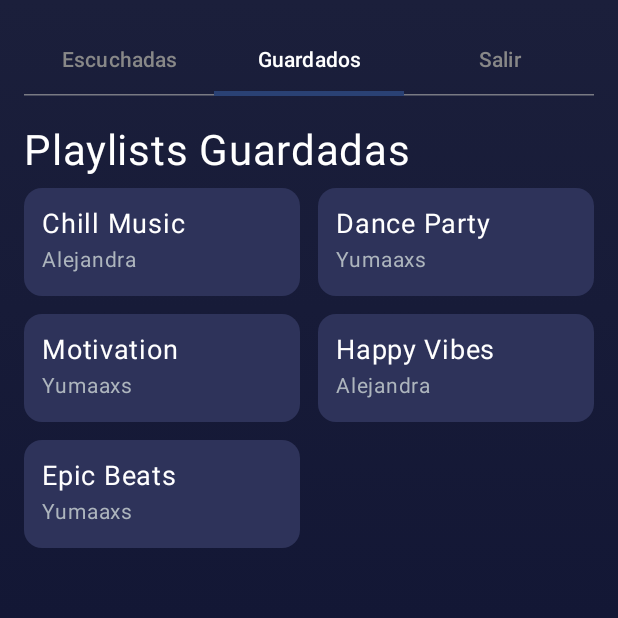
After one commit to ArmandoAgui/Vibelyze, an Android app built with Jetpack Compose: the SavedScreen screen opened through its navigation route, on a phone screen of 412 x 824 dp, the top half of it. The commit adds this screen. Run offline under Robolectric (Android 15) with nearby library versions, the phone set to English and light mode, and no system bars; our stand-ins replace accompanist; pictures from the network do not load.

Commit message:
🎨 Agregacion pantalla de playlists guardadas con navegación por pestañas

```diff
--- a/Vibelyze/app/build.gradle.kts
+++ b/Vibelyze/app/build.gradle.kts
@@ -60,4 +60,5 @@ dependencies {
     implementation(libs.accompanist.pager.indicators)
     implementation("androidx.navigation:navigation-compose:2.9.0")
     implementation("androidx.compose.material:material-icons-extended")
+    implementation("io.coil-kt:coil-compose:2.4.0")
 }
--- a/Vibelyze/app/src/main/AndroidManifest.xml
+++ b/Vibelyze/app/src/main/AndroidManifest.xml
@@ -1,6 +1,8 @@
 <?xml version="1.0" encoding="utf-8"?>
 <manifest xmlns:android="http://schemas.android.com/apk/res/android"
     xmlns:tools="http://schemas.android.com/tools">
+
+    <uses-permission android:name="android.permission.INTERNET"/>
 
     <application
         android:allowBackup="true"
--- a/Vibelyze/app/src/main/java/com/vibelyze/ui/navigation/AppNavigation.kt
+++ b/Vibelyze/app/src/main/java/com/vibelyze/ui/navigation/AppNavigation.kt
@@ -10,29 +10,53 @@ import androidx.navigation.compose.composable
 import com.vibelyze.ui.LoginScreen
 import com.vibelyze.ui.onboarding.OnboardingScreen
 import com.vibelyze.ui.onboarding.OnboardingViewModel
+import com.vibelyze.ui.playlist.PlaylistScreen
+import com.vibelyze.ui.playlist.PlaylistViewModel
+import com.vibelyze.ui.saved.SavedScreen
 
 @Composable
 fun AppNavigation(navController: NavHostController) {
-    // ─── Arrancar en “login” si ya viste el onboarding ─────
     val onboardingVm: OnboardingViewModel = viewModel()
     val hasDone by onboardingVm.hasFinishedOnboarding.collectAsState(initial = false)
 
     NavHost(
-        navController    = navController,
+        navController = navController,
         startDestination = if (hasDone) "login" else "onboarding"
     ) {
         composable("onboarding") {
-            OnboardingScreen(
-                onFinish = {
-                    onboardingVm.finishOnboarding()
-                    navController.navigate("login") {
-                        popUpTo("onboarding") { inclusive = true }
-                    }
+            OnboardingScreen(onFinish = {
+                onboardingVm.finishOnboarding()
+                navController.navigate("login")
+            })
+        }
+
+        composable("login") {
+            LoginScreen(onLoginSuccess = {
+                navController.navigate("playlists")
+            })
+        }
+
+        composable("playlists") {
+            val vm: PlaylistViewModel = viewModel()
+            val items by vm.playlists.collectAsState(initial = emptyList())
+
+            PlaylistScreen(
+                playlists = items,
+                onPlaylistClick = { /* Navegar a detalle en el futuro */ },
+                onTabNavigate = { destination ->
+                    navController.navigate(destination)
                 }
             )
         }
-        composable("login") {
-            LoginScreen()
+
+        composable("saved") {
+            val vm: PlaylistViewModel = viewModel()
+            val playlists by vm.playlists.collectAsState()
+            SavedScreen(
+                savedPlaylists = playlists,
+                onTabNavigate = { navController.navigate(it) }
+            )
         }
+
     }
 }
--- /dev/null
+++ b/Vibelyze/app/src/main/java/com/vibelyze/ui/playlist/PlaylistViewModel.kt
@@ -0,0 +1,68 @@
+package com.vibelyze.ui.playlist
+
+import androidx.lifecycle.ViewModel
+import androidx.lifecycle.viewModelScope
+import kotlinx.coroutines.delay
+import kotlinx.coroutines.flow.MutableStateFlow
+import kotlinx.coroutines.flow.StateFlow
+import kotlinx.coroutines.launch
+
+/**
+ * ViewModel encargado de gestionar la carga de playlists.
+ * Actualmente usa datos de ejemplo, pero puede conectarse a un repositorio real.
+ */
+class PlaylistViewModel : ViewModel() {
+    // Flujo interno mutable con la lista de playlists
+    private val _playlists = MutableStateFlow<List<PlaylistItem>>(emptyList())
+    // Exponemos el flujo como solo lectura
+    val playlists: StateFlow<List<PlaylistItem>> get() = _playlists
+
+    init {
+        // Carga inicial de datos
+        loadPlaylists()
+    }
+
+    /**
+     * Simula una llamada remota para obtener las playlists.
+     * Reemplaza esta implementación por la integración con tu API.
+     */
+    private fun loadPlaylists() {
+        viewModelScope.launch {
+            // Pequeña demora para simular tiempo de red
+            delay(600)
+            // Datos de ejemplo
+            _playlists.value = listOf(
+                PlaylistItem(
+                    id = "1",
+                    title = "Chill Music",
+                    author = "Alejandra",
+                    imageUrl = "https://via.placeholder.com/300.png"
+                ),
+                PlaylistItem(
+                    id = "2",
+                    title = "Dance Party",
+                    author = "Yumaaxs",
+                    imageUrl = "https://via.placeholder.com/300.png"
+                ),
+                PlaylistItem(
+                    id = "3",
+                    title = "Motivation",
+                    author = "Yumaaxs",
+                    imageUrl = "https://via.placeholder.com/300.png"
+                ),
+                PlaylistItem(
+                    id = "4",
+                    title = "Happy Vibes",
+                    author = "Alejandra",
+                    imageUrl = "https://via.placeholder.com/300.png"
+                ),
+                PlaylistItem(
+                    id = "5",
+                    title = "Epic Beats",
+                    author = "Yumaaxs",
+                    imageUrl = "https://via.placeholder.com/300.png"
+                )
+            )
+        }
+    }
+}
--- /dev/null
+++ b/Vibelyze/app/src/main/java/com/vibelyze/ui/saved/SavedScreen.kt
@@ -0,0 +1,91 @@
+package com.vibelyze.ui.saved
+
+import androidx.compose.foundation.background
+import androidx.compose.foundation.layout.*
+import androidx.compose.foundation.lazy.grid.GridCells
+import androidx.compose.foundation.lazy.grid.LazyVerticalGrid
+import androidx.compose.foundation.lazy.grid.items
+import androidx.compose.foundation.shape.RoundedCornerShape
+import androidx.compose.material3.*
+import androidx.compose.runtime.*
+import androidx.compose.ui.Alignment
+import androidx.compose.ui.Modifier
+import androidx.compose.ui.graphics.Brush
+import androidx.compose.ui.graphics.Color
+import androidx.compose.ui.unit.dp
+import androidx.compose.ui.unit.sp
+import com.vibelyze.ui.playlist.PlaylistItem
+
+@Composable
+fun SavedScreen(
+    savedPlaylists: List<PlaylistItem>,
+    onTabNavigate: (String) -> Unit
+) {
+    Box(
+        modifier = Modifier
+            .fillMaxSize()
+            .background(
+                Brush.verticalGradient(
+                    listOf(Color(0xFF1B1F3B), Color(0xFF0B0F2F))
+                )
+            )
+    ) {
+        Column(modifier = Modifier.fillMaxSize().padding(16.dp)) {
+            val tabs = listOf("Escuchadas", "Guardados", "Salir")
+            val selectedTab = 1 // Guardados
+
+            TabRow(
+                selectedTabIndex = selectedTab,
+                containerColor = Color.Transparent,
+                contentColor = Color(0xFF5C7CFA)
+            ) {
+                tabs.forEachIndexed { idx, title ->
+                    Tab(
+                        selected = selectedTab == idx,
+                        onClick = {
+                            when (title) {
+                                "Escuchadas" -> onTabNavigate("playlists")
+                                "Salir" -> onTabNavigate("login")
+                                else -> {}
+                            }
+                        },
+                        text = {
+                            Text(
+                                text = title,
+                                color = if (selectedTab == idx) Color.White else Color.Gray
+                            )
+                        }
+                    )
+                }
+            }
+
+            Spacer(modifier = Modifier.height(12.dp))
+            Text(
+                text = "Playlists Guardadas",
+                color = Color.White,
+                fontSize = 28.sp,
+                modifier = Modifier.padding(vertical = 8.dp)
+            )
+
+            LazyVerticalGrid(
+                columns = GridCells.Fixed(2),
+                verticalArrangement = Arrangement.spacedBy(12.dp),
+                horizontalArrangement = Arrangement.spacedBy(12.dp),
+                modifier = Modifier.fillMaxSize()
+            ) {
+                items(savedPlaylists, key = { it.id }) { item ->
+                    Card(
+                        shape = RoundedCornerShape(12.dp),
+                        colors = CardDefaults.cardColors(containerColor = Color(0xFF2E335A)),
+                        modifier = Modifier.fillMaxWidth()
+                    ) {
+                        Column(Modifier.padding(12.dp)) {
+                            Text(text = item.title, color = Color.White, fontSize = 18.sp)
+                            Text(text = item.author, color = Color(0xFFADB5BD), fontSize = 14.sp)
+                        }
+                    }
+                }
+            }
+        }
+    }
+}
```
Also changed, not shown: Vibelyze/app/src/main/java/com/vibelyze/ui/LoginScreen.kt (+14 -4 lines), Vibelyze/app/src/main/java/com/vibelyze/ui/playlist/PlaylistScreen.kt (added, +238 -0 lines), 2 other files.
